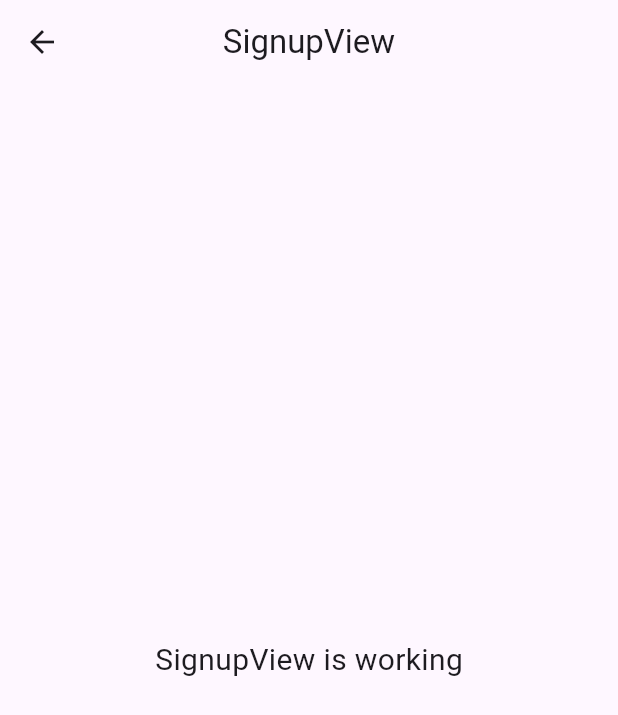
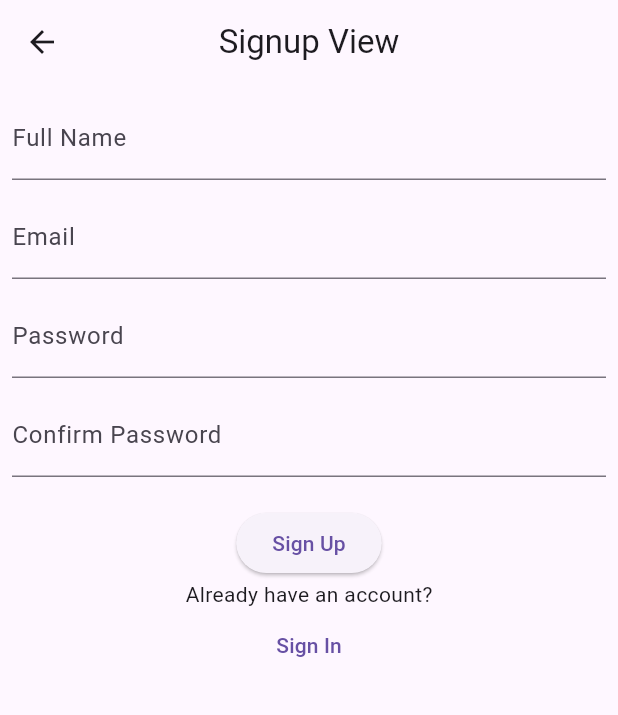
Before and after one commit to Abirul-Islam-Abir/demo-project, a Flutter app: the SignupView screen opened by its route, on a phone screen of 412 x 824 dp. Shown: the top 715 px of the screen. Run offline on Flutter 3.47's test engine with Material 3 defaults, Android fonts, the phone set to English and light mode, and no system bars; our stand-ins replace get, shared_preferences; accounts and stored records are empty; network calls fail.

```diff
--- a/lib/app/data/token_keeper.dart
+++ b/lib/app/data/token_keeper.dart
@@ -2,21 +2,32 @@ import 'package:shared_preferences/shared_preferences.dart';
 
 class TokenKeeper {
   static String? _accessToken;
+  static String? _name;
+  static String? _email;
 
   static String? get accessToken => _accessToken;
+  static String? get name => _name;
+  static String? get email => _email;
 
-  static Future<void> setTokens(String accessToken) async {
+  static Future<void> setTokens(
+      String accessToken, String name, String email) async {
     final SharedPreferences sharedPreferences =
         await SharedPreferences.getInstance();
     await sharedPreferences.setString('access_token', accessToken);
+    await sharedPreferences.setString('name', name);
+    await sharedPreferences.setString('email', email);
 
     _accessToken = accessToken;
+    _name = name;
+    _email = email;
   }
 
   static Future<void> getTokens() async {
     final SharedPreferences sharedPreferences =
         await SharedPreferences.getInstance();
     _accessToken = sharedPreferences.getString('access_token');
+    _name = sharedPreferences.getString('name');
+    _email = sharedPreferences.getString('email');
   }
 
   static Future<void> clear() async {
@@ -24,6 +35,8 @@ class TokenKeeper {
         await SharedPreferences.getInstance();
     await sharedPreferences.clear();
     _accessToken = null;
+    _name = null;
+    _email = null;
   }
 
   // static bool get isLoggedIn {
--- a/lib/app/modules/auth/views/auth_view.dart
+++ b/lib/app/modules/auth/views/auth_view.dart
@@ -1,3 +1,4 @@
+import 'package:demo/app/routes/app_pages.dart';
 import 'package:flutter/material.dart';
 import 'package:get/get.dart';
 
@@ -7,9 +8,10 @@ class AuthView extends GetView<AuthController> {
   const AuthView({super.key});
   @override
   Widget build(BuildContext context) {
+    controller.emailController.text = 'muj.i@icloud.com';
     return Scaffold(
       appBar: AppBar(
-        title: const Text('AuthView'),
+        title: const Text('Auth View'),
         centerTitle: true,
       ),
       body: SingleChildScrollView(
@@ -34,11 +36,29 @@ class AuthView extends GetView<AuthController> {
                       )
                     : ElevatedButton(
                         onPressed: () async {
-                          controller.verifyPassKey();
+                          final isGotToken = await AuthController.to
+                              .verifyPassKey(
+                                  controller.emailController.text.trim());
+                          if (isGotToken) {
+                            Get.offAllNamed(Routes.HOME);
+                          } else {
+                            Get.showSnackbar(const GetSnackBar(
+                              message: 'Please verify your email',
+                              duration: Duration(seconds: 2),
+                            ));
+                            Get.offAllNamed(Routes.AUTH);
+                          }
                         },
-                        child: const Text('Register'),
+                        child: const Text('Sign In'),
                       ),
               ),
+              const SizedBox(height: 10),
+              const Text('Don\'t have an account?'),
+              TextButton(
+                  onPressed: () {
+                    Get.offAllNamed(Routes.SIGNUP);
+                  },
+                  child: const Text('Sign Up')),
             ],
           ),
         ),
--- a/lib/app/modules/signup/views/signup_view.dart
+++ b/lib/app/modules/signup/views/signup_view.dart
@@ -1,22 +1,79 @@
+import 'package:demo/app/modules/auth/controllers/auth_controller.dart';
+import 'package:demo/app/routes/app_pages.dart';
 import 'package:flutter/material.dart';
-
 import 'package:get/get.dart';
 
 import '../controllers/signup_controller.dart';
 
 class SignupView extends GetView<SignupController> {
-  const SignupView({Key? key}) : super(key: key);
+  const SignupView({super.key});
   @override
   Widget build(BuildContext context) {
     return Scaffold(
       appBar: AppBar(
-        title: const Text('SignupView'),
+        title: const Text('Signup View'),
         centerTitle: true,
       ),
-      body: const Center(
-        child: Text(
-          'SignupView is working',
-          style: TextStyle(fontSize: 20),
+      body: SingleChildScrollView(
+        child: Padding(
+          padding: const EdgeInsets.all(8.0),
+          child: Column(
+            children: [
+              TextFormField(
+                controller: controller.fullNameController,
+                decoration: const InputDecoration(
+                  hintText: 'Enter your full name',
+                  labelText: 'Full Name',
+                ),
+              ),
+              const SizedBox(height: 10),
+              TextFormField(
+                keyboardType: TextInputType.emailAddress,
+                controller: controller.emailController,
+                decoration: const InputDecoration(
+                  hintText: 'Enter your email',
+                  labelText: 'Email',
+                ),
+              ),
+              const SizedBox(height: 10),
+              TextFormField(
+                controller: controller.passwordController,
+                decoration: const InputDecoration(
+                  hintText: 'Enter your password',
+                  labelText: 'Password',
+                ),
+                obscureText: true,
+              ),
+              const SizedBox(height: 10),
+              TextFormField(
+                controller: controller.confirmPasswordController,
+                decoration: const InputDecoration(
+                  hintText: 'Confirm your password',
+                  labelText: 'Confirm Password',
+                ),
+                obscureText: true,
+              ),
+              const SizedBox(height: 20),
+              Obx(() {
+                return controller.isLoading.value ||
+                        AuthController.to.isLoading.value ||
+                        AuthController.to.isLoading2.value
+                    ? const Center(
+                        child: CircularProgressIndicator(),
+                      )
+                    : ElevatedButton(
+                        onPressed: controller.signUp,
+                        child: const Text('Sign Up'),
+                      );
+              }),
+              const Text('Already have an account?'),
+              TextButton(
+                  onPressed: () {
+                    Get.offAllNamed(Routes.AUTH);
+                  },
+                  child: const Text('Sign In')),
+            ],
+          ),
         ),
       ),
     );
```
Also changed, not shown: lib/app/modules/auth/controllers/auth_controller.dart (+37 -21 lines), lib/app/modules/home/controllers/home_controller.dart (+7 -0 lines), lib/app/modules/home/views/home_view.dart (+30 -7 lines), lib/app/modules/signup/controllers/signup_controller.dart (+70 -17 lines).
